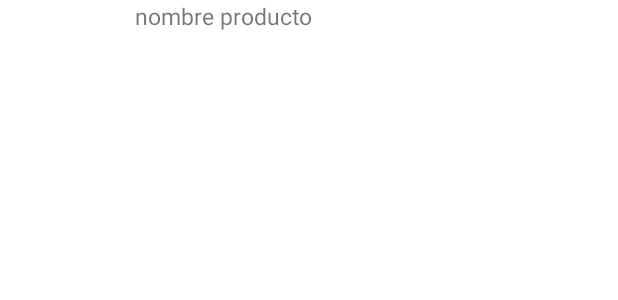
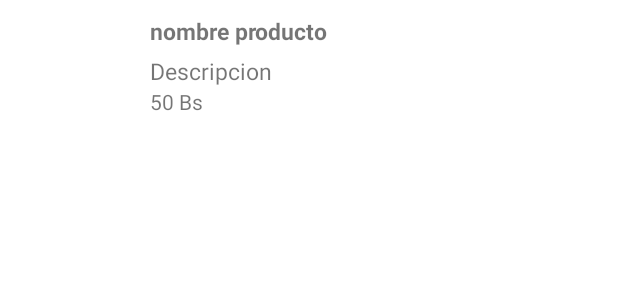
Before and after one commit to johnx32/Gshop, an Android app: the layout cardview_producto.xml on its own in the app's theme, with its tools: preview values and no code run, on a phone screen of 412 x 824 dp. Shown: the top 300 px of the screen. Run offline under Robolectric (Android 15) with nearby library versions, the phone set to English and light mode, and no system bars.

Commit message:
se agrego la descipcion y precio en Productos

```diff
--- a/app/src/main/java/org/jbtc/gshop/adapter/ProductosAdapter.java
+++ b/app/src/main/java/org/jbtc/gshop/adapter/ProductosAdapter.java
@@ -41,6 +41,8 @@ public class ProductosAdapter extends RecyclerView.Adapter<ProductosAdapter.Prod
     @Override
     public void onBindViewHolder(ProductosViewHolder holder, int position) {
         holder.name.setText( items.get(position).nombre );
+        holder.descripcion.setText(items.get(position).descripcion);
+        holder.precio.setText(String.valueOf(items.get(position).precio));
         Picasso.get()
                 .load(items.get(position).url)
                 .into(holder.img);
@@ -55,10 +57,14 @@ public class ProductosAdapter extends RecyclerView.Adapter<ProductosAdapter.Prod
     public class ProductosViewHolder extends RecyclerView.ViewHolder{
         ImageView img;
         TextView name;
+        TextView descripcion;
+        TextView precio;
         public ProductosViewHolder(@NonNull View itemView) {
             super(itemView);
             img=itemView.findViewById(R.id.iv_cv_prod_img);
             name=itemView.findViewById(R.id.tv_cv_prod_name);
+            descripcion=itemView.findViewById(R.id.tv_cv_prod_descripcion);
+            precio = itemView.findViewById(R.id.tv_cv_prod_precio);
             itemView.setOnClickListener(new View.OnClickListener() {
                 @Override
                 public void onClick(View v) {
--- a/app/src/main/res/layout/cardview_producto.xml
+++ b/app/src/main/res/layout/cardview_producto.xml
@@ -3,17 +3,40 @@
     xmlns:android="http://schemas.android.com/apk/res/android"
     android:orientation="horizontal"
     android:layout_width="match_parent"
-    android:layout_height="wrap_content">
+    android:layout_height="wrap_content"
+    android:padding="10dp">
     <ImageView
         android:id="@+id/iv_cv_prod_img"
         android:layout_width="80dp"
         android:layout_height="80dp"
         android:layout_marginRight="10dp"/>
+
+    <LinearLayout
+        android:layout_width="match_parent"
+        android:layout_height="wrap_content"
+        android:orientation="vertical">
+
     <TextView
         android:id="@+id/tv_cv_prod_name"
         android:layout_width="wrap_content"
         android:layout_height="wrap_content"
         android:textSize="15sp"
+        android:textStyle="bold"
         android:text="nombre producto"/>
 
+    <TextView
+        android:layout_width="wrap_content"
+        android:layout_height="wrap_content"
+        android:id="@+id/tv_cv_prod_descripcion"
+        android:textSize="15sp"
+        android:text="Descripcion"
+        android:paddingTop="5dp"/>
+
+        <TextView
+            android:layout_width="wrap_content"
+            android:layout_height="wrap_content"
+            android:id="@+id/tv_cv_prod_precio"
+            android:text="50 Bs"/>
+
+    </LinearLayout>
 </LinearLayout>
```
